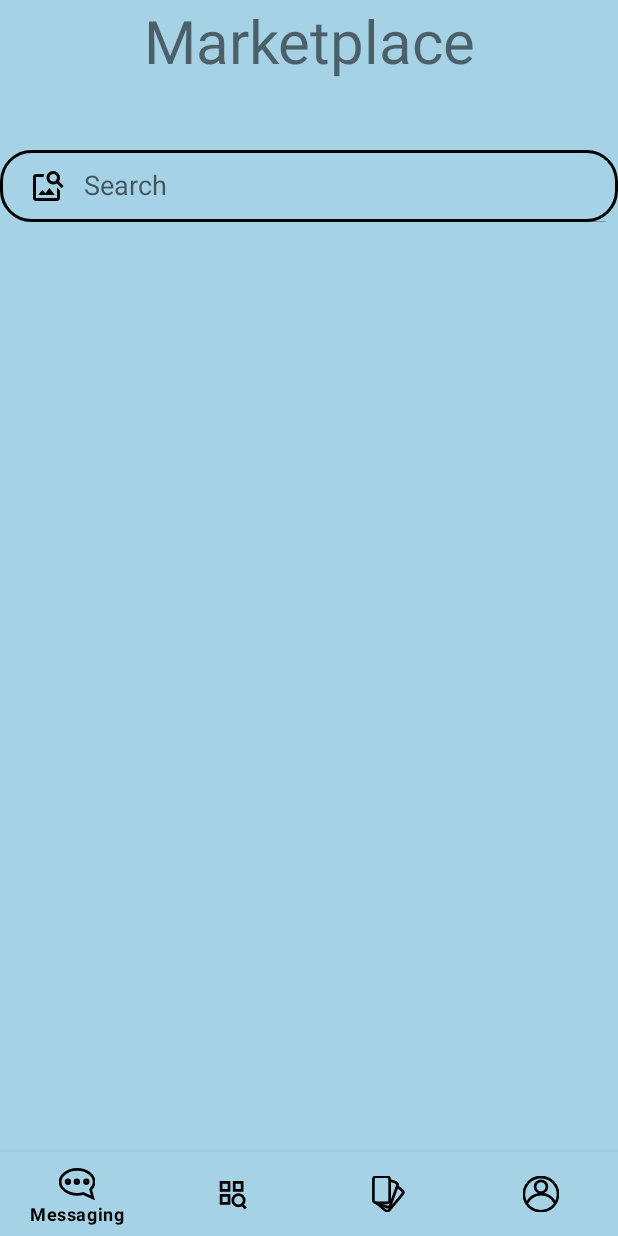
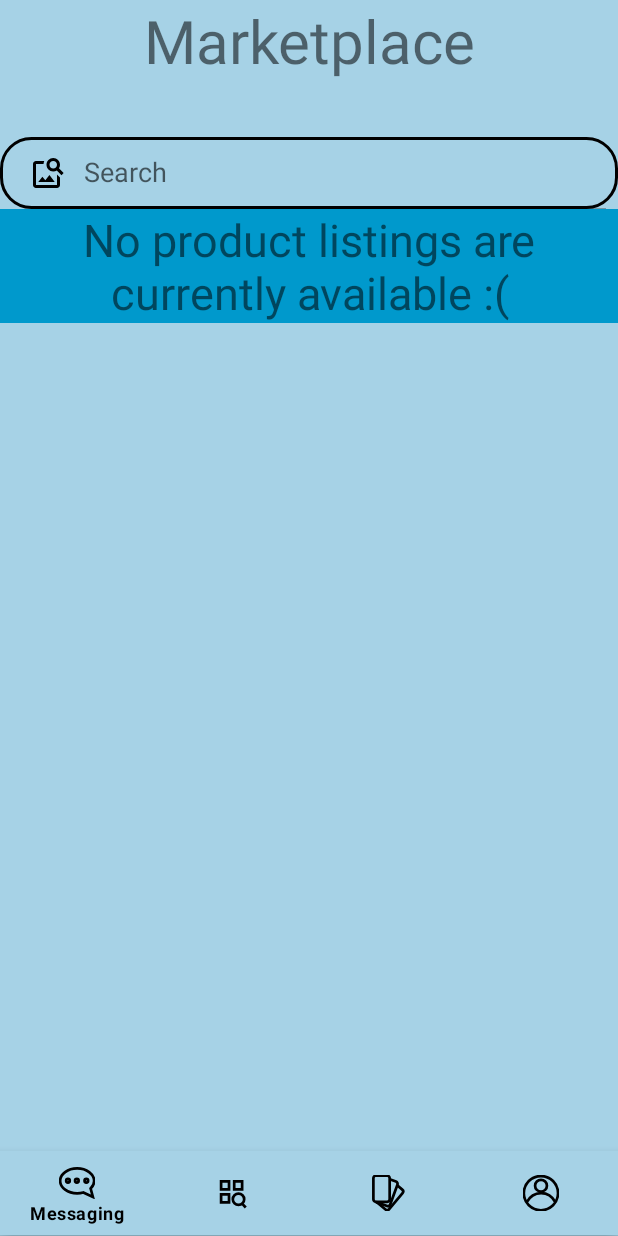
Before and after one commit to 100KStarsun/2025-Senior-Project, an Android app: the MarketplaceActivity screen opened directly, with no data from a screen before it, on a phone screen of 412 x 824 dp. Run offline under Robolectric (Android 15) with nearby library versions, the light colour scheme and no system bars.

Commit message:
Added listings to marketplace page

```diff
--- a/app/src/main/java/com/agora/app/frontend/MarketplaceActivity.java
+++ b/app/src/main/java/com/agora/app/frontend/MarketplaceActivity.java
@@ -1,10 +1,17 @@
 package com.agora.app.frontend;
 
 import com.agora.app.R;
+import com.agora.app.backend.base.Listing;
 import com.google.android.material.bottomnavigation.BottomNavigationView;
 import android.content.Intent;
 import android.os.Bundle;
+import android.view.View;
+
 import androidx.appcompat.app.AppCompatActivity;
+import androidx.recyclerview.widget.LinearLayoutManager;
+import androidx.recyclerview.widget.RecyclerView;
+
+import java.util.List;
 import java.util.Objects;
 
 
@@ -13,6 +20,9 @@ import java.util.Objects;
  * @brief Activity for the bottom navigation bar for the marketplace.
  */
 public class MarketplaceActivity extends AppCompatActivity {
+
+    private List<Listing> listings = ListingManager.getInstance().getListings();
+    private ListingView view;
 
     @Override
     protected void onCreate(Bundle savedInstanceState) {
@@ -44,5 +54,28 @@ public class MarketplaceActivity extends AppCompatActivity {
             }
             return false;
         });
+
+        // listings scroller
+        // finds and displays listing view on page
+        RecyclerView recyclerView = findViewById(R.id.item_listings);
+        recyclerView.setLayoutManager(new LinearLayoutManager(this));
+        view = new ListingView(listings);
+        recyclerView.setAdapter(view);
+
+    }
+
+    @Override
+    protected void onResume() {
+        super.onResume();
+        refreshListings();
+    }
+
+    private void refreshListings() {
+        if (listings.isEmpty()) {
+            findViewById(R.id.no_listings).setVisibility(View.VISIBLE);
+        }
+        else {
+            findViewById(R.id.no_listings).setVisibility(View.GONE);
+        }
     }
 }
--- a/app/src/main/res/layout/activity_marketplace.xml
+++ b/app/src/main/res/layout/activity_marketplace.xml
@@ -33,11 +33,30 @@
         app:searchIcon="@drawable/icon_search"
         android:background="@drawable/search_bar"/>
 
+    <TextView
+        android:id="@+id/no_listings"
+        android:layout_width="match_parent"
+        android:layout_height="wrap_content"
+        android:layout_centerInParent="true"
+        android:background="@android:color/holo_blue_dark"
+        android:text="No product listings are currently available :("
+        android:textSize="30sp"
+        android:gravity="center"
+        />
+
+    <!--listing scroller-->
+    <androidx.recyclerview.widget.RecyclerView
+        android:layout_width="match_parent"
+        android:layout_height="0dp"
+        android:id="@+id/item_listings"
+        android:scrollbars="vertical"
+        android:layout_weight="1"/>
+
     <!--page buffer-->
     <LinearLayout
         android:layout_width="match_parent"
         android:layout_height="0dp"
-        android:layout_weight="1"
+        android:layout_weight=".1"
         android:orientation="vertical">
     </LinearLayout>
 
--- a/app/src/main/res/layout/activity_user_info.xml
+++ b/app/src/main/res/layout/activity_user_info.xml
@@ -38,7 +38,7 @@
                     android:layout_height="match_parent">
 
                     <ImageView
-                        android:layout_width="500dp"
+                        android:layout_width="match_parent"
                         android:layout_height="40dp"
                         android:src="@drawable/agora_header"
                         android:layout_gravity="center"
```
Also changed, not shown: app/src/main/res/layout/activity_messaging.xml (+9 -7 lines).
